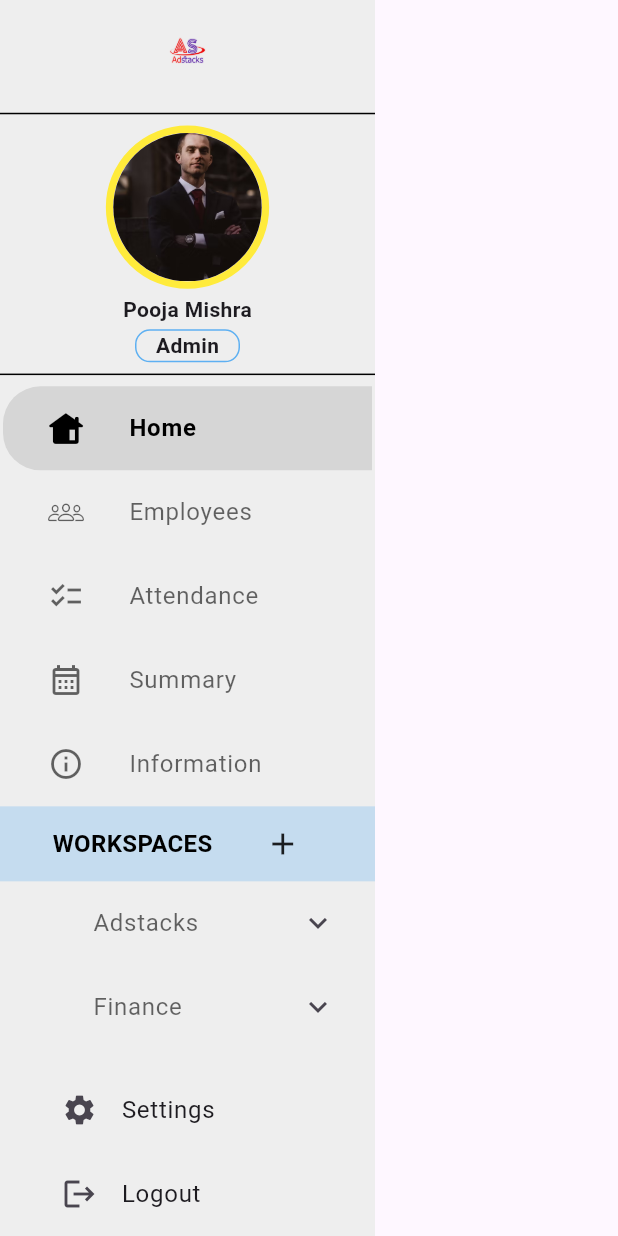
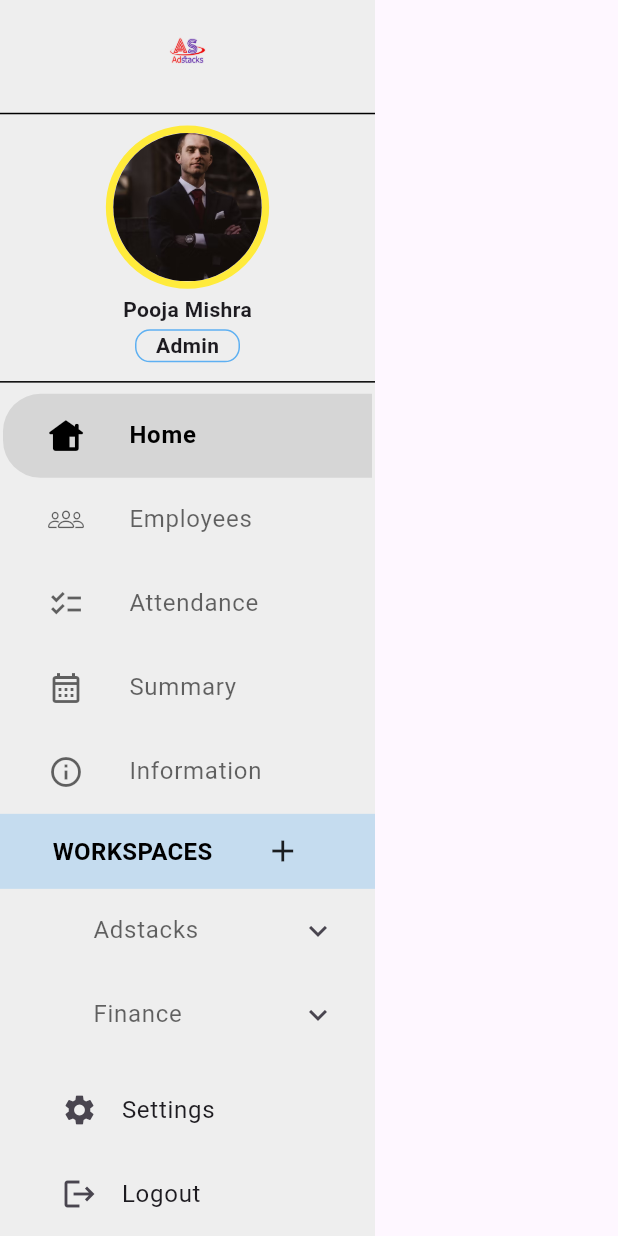
Before and after one commit to himanashu-edugaon/flutter_web, a Flutter app: the Sidebar widget shown alone on an empty page, opened directly with empty values, on a phone screen of 412 x 824 dp. Run offline on Flutter 3.47's test engine with Material 3 defaults, Android fonts, the phone set to English and light mode, and no system bars; our stand-ins replace fl_chart, flutter_svg, get, table_calendar.

Commit message:
update size

```diff
--- a/lib/views/screens/dash_bord_screen/dash_bord_widget.dart
+++ b/lib/views/screens/dash_bord_screen/dash_bord_widget.dart
@@ -75,7 +75,8 @@ class _SidebarState extends State<Sidebar> {
                               "Admin",
                               style: TextStyle(fontWeight: FontWeight.bold),
                             )),
-                      )
+                      ),
+                      SizedBox(height: 5,)
                     ],
                   ),
                 ),
```
